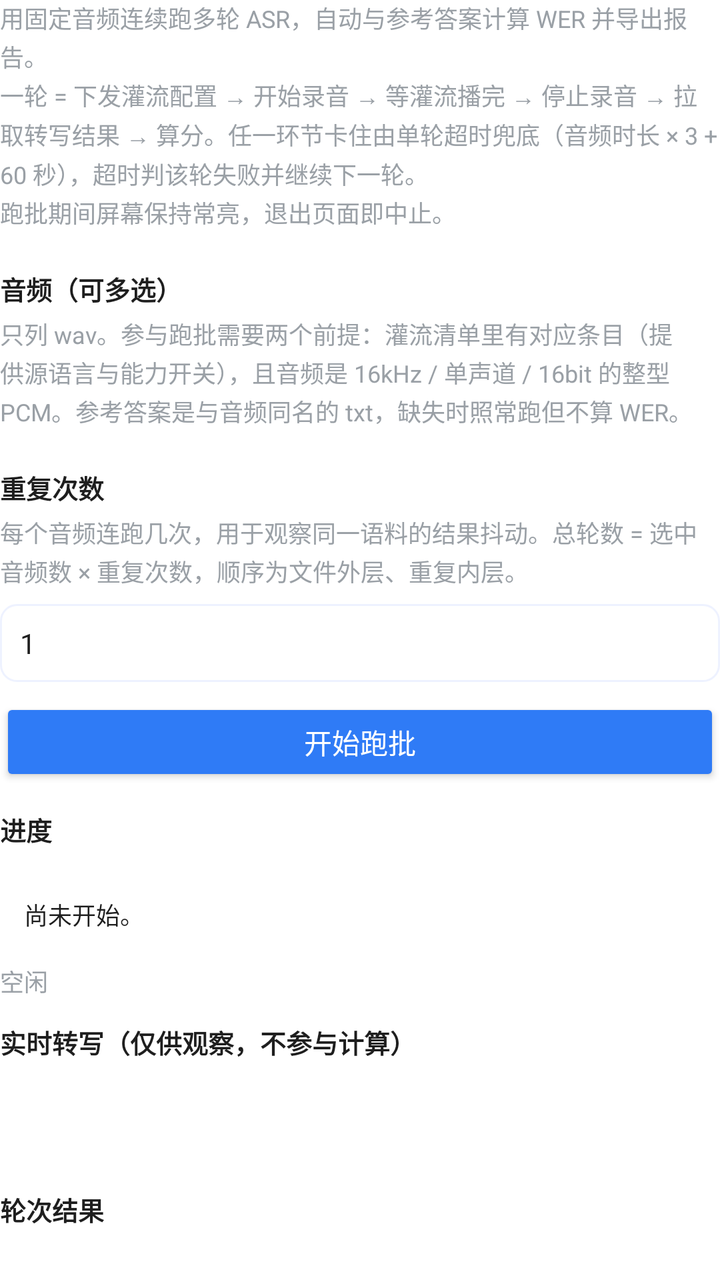
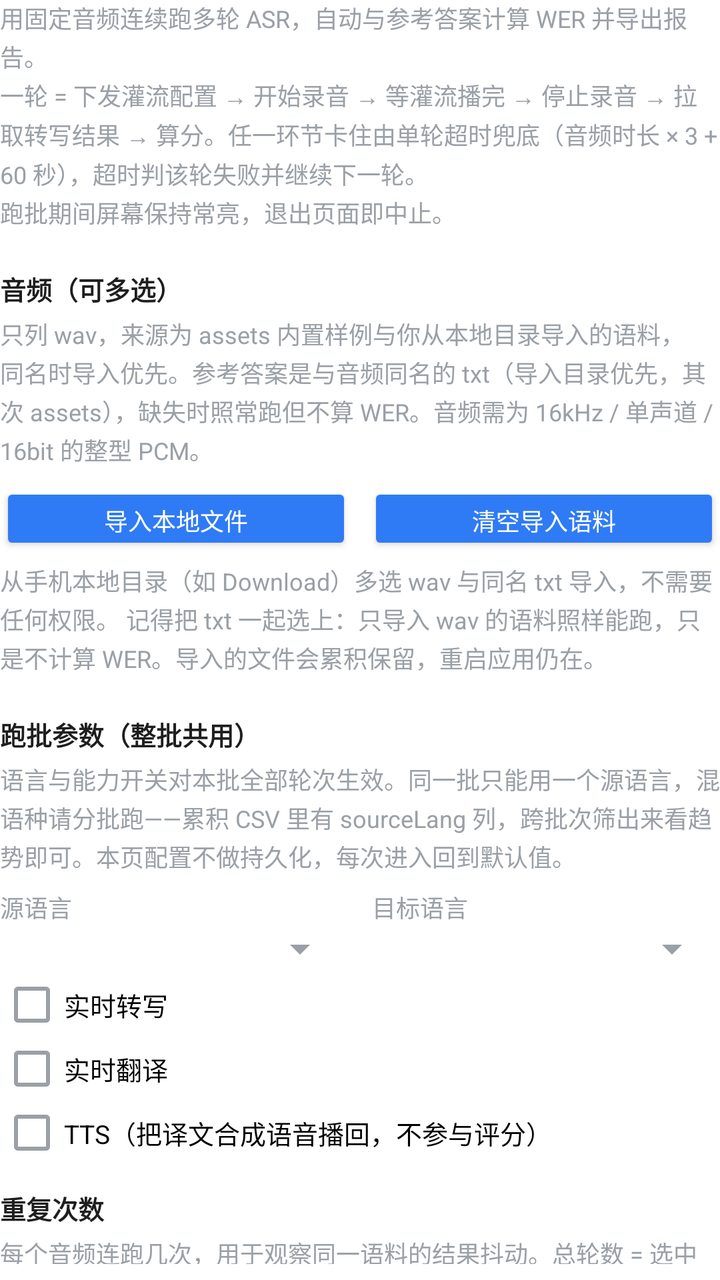

An Android layout rendered at two revisions. The XML below is the earlier revision; the diff shows what the commit changed to produce the second picture.
<!-- AndroidManifest.xml: another module's application theme Base_BizBundle_Theme -->
<!-- res/layout/activity_native_inject_batch.xml -->
<?xml version="1.0" encoding="utf-8"?>
<LinearLayout xmlns:android="http://schemas.android.com/apk/res/android"
    android:layout_width="match_parent"
    android:layout_height="wrap_content"
    android:orientation="vertical">

    <TextView
        style="@style/NativeSectionHint"
        android:text="@string/native_batch_hint" />

    
    <TextView
        style="@style/NativeFieldLabel"
        android:text="@string/native_batch_file_section" />

    <TextView
        style="@style/NativeSectionHint"
        android:text="@string/native_batch_file_hint" />

    <LinearLayout
        android:id="@+id/ll_batch_files"
        android:layout_width="match_parent"
        android:layout_height="wrap_content"
        android:orientation="vertical" />

    
    <TextView
        style="@style/NativeFieldLabel"
        android:text="@string/native_batch_repeat_section" />

    <TextView
        style="@style/NativeSectionHint"
        android:text="@string/native_batch_repeat_hint" />

    <EditText
        android:id="@+id/et_batch_repeat"
        android:layout_width="match_parent"
        android:layout_height="wrap_content"
        android:background="@drawable/bg_native_dialog_input"
        android:inputType="number"
        android:maxLength="2"
        android:padding="10dp"
        android:text="1"
        android:textSize="14sp"
        android:importantForAutofill="no" />

    <Button
        android:id="@+id/btn_batch_start"
        style="@style/NativeActionButton"
        android:text="@string/native_batch_btn_start" />

    <Button
        android:id="@+id/btn_batch_abort"
        style="@style/NativeActionButtonDanger"
        android:text="@string/native_batch_btn_abort"
        android:visibility="gone" />

    
    <TextView
        style="@style/NativeFieldLabel"
        android:text="@string/native_batch_progress_section" />

    <TextView
        android:id="@+id/tv_batch_progress"
        style="@style/NativeInfoBlock"
        android:text="@string/native_batch_progress_idle" />

    <TextView
        android:id="@+id/tv_batch_stage"
        android:layout_width="match_parent"
        android:layout_height="wrap_content"
        android:layout_marginTop="4dp"
        android:text="@string/native_batch_stage_idle"
        android:textColor="@color/ai_voice_text_secondary"
        android:textSize="12sp" />

    
    <TextView
        style="@style/NativeFieldLabel"
        android:text="@string/native_batch_realtime_section" />

    
    <TextView
        android:id="@+id/tv_batch_realtime"
        style="@style/NativeInfoBlock"
        android:maxLines="8"
        android:scrollbars="vertical"
        android:textIsSelectable="false" />

    
    <TextView
        style="@style/NativeFieldLabel"
        android:text="@string/native_batch_result_section" />

    <LinearLayout
        android:id="@+id/ll_batch_results"
        android:layout_width="match_parent"
        android:layout_height="wrap_content"
        android:background="@color/ai_voice_action_bg"
        android:orientation="vertical"
        android:padding="12dp" />

    <Button
        android:id="@+id/btn_batch_share"
        style="@style/NativeActionButton"
        android:text="@string/native_batch_btn_share"
        android:visibility="gone" />
</LinearLayout>
<!-- resources referenced by this layout -->
<resources>
  <color name="ai_voice_action_bg">#FFFFFF</color>
  <color name="ai_voice_text_secondary">#9AA0A6</color>
  <string name="native_batch_btn_abort">中止</string>
  <string name="native_batch_btn_share">分享报告</string>
  <string name="native_batch_btn_start">开始跑批</string>
  <string name="native_batch_file_hint">只列 wav。参与跑批需要两个前提：灌流清单里有对应条目（提供源语言与能力开关），且音频是 16kHz / 单声道 / 16bit 的整型 PCM。参考答案是与音频同名的 txt，缺失时照常跑但不算 WER。</string>
  <string name="native_batch_file_section">音频（可多选）</string>
  <string name="native_batch_hint">用固定音频连续跑多轮 ASR，自动与参考答案计算 WER 并导出报告。\n一轮 = 下发灌流配置 → 开始录音 → 等灌流播完 → 停止录音 → 拉取转写结果 → 算分。任一环节卡住由单轮超时兜底（音频时长 × 3 + 60 秒），超时判该轮失败并继续下一轮。\n跑批期间屏幕保持常亮，退出页面即中止。</string>
  <string name="native_batch_progress_idle">尚未开始。</string>
  <string name="native_batch_progress_section">进度</string>
  <string name="native_batch_realtime_section">实时转写（仅供观察，不参与计算）</string>
  <string name="native_batch_repeat_hint">每个音频连跑几次，用于观察同一语料的结果抖动。总轮数 = 选中音频数 × 重复次数，顺序为文件外层、重复内层。</string>
  <string name="native_batch_repeat_section">重复次数</string>
  <string name="native_batch_result_section">轮次结果</string>
  <string name="native_batch_stage_idle">空闲</string>
  <color name="ai_voice_tag_bg">#EEF2FF</color>
  <color name="ai_voice_text_primary">#1E1E1E</color>
  <color name="status_font_color">@color/thing_theme_color_b2_n5</color>
  <color name="status_bg_color">@color/thing_theme_color_b2</color>
  <color name="navbar_font_color">@color/thing_theme_color_b2_n5</color>
  <color name="navbar_bg_color">#303030</color>
  <color name="app_bg_color">@color/thing_theme_color_b1</color>
  <color name="list_primary_color">@color/thing_theme_color_b6_n1</color>
  <color name="list_sub_color">@color/thing_theme_color_b6_n2</color>
  <color name="list_secondary_color">@color/thing_theme_color_b6_2_n1</color>
  <color name="list_line_color">@color/thing_theme_color_b6_n7</color>
  <color name="list_bg_color">@color/thing_theme_color_b6</color>
  <color name="primary_button_font_color">@color/thing_theme_color_m1_n1</color>
  <color name="primary_button_bg_color">@color/thing_theme_color_m1</color>
  <color name="secondary_button_font_color">@color/thing_theme_color_m1</color>
  <color name="secondary_button_bg_color">#FFFFFF</color>
  <color name="notice_font_color">#FF5A28</color>
  <color name="notice_bg_color">#FFF8D8</color>
  <string name="app_name">share</string>
  <color name="colorPrimary">#6200EE</color>
  <color name="colorPrimaryDark">#3700B3</color>
  <color name="colorAccent">#03DAC5</color>
  <color name="white">#FFFFFFFF</color>
  <color name="primary_button_select_color">@color/thing_theme_color_m1_2</color>
  <!-- unchanged entries left out for length: 9 -->
</resources>

<!-- the commit's change to res/layout/activity_native_inject_batch.xml (unified diff, before → after) -->
@@ -22,6 +22,107 @@
         android:layout_width="match_parent"
         android:layout_height="wrap_content"
         android:orientation="vertical" />
+
+    <LinearLayout
+        android:layout_width="match_parent"
+        android:layout_height="wrap_content"
+        android:orientation="horizontal">
+
+        <Button
+            android:id="@+id/btn_batch_import_files"
+            style="@style/NativeInlineButton"
+            android:layout_width="0dp"
+            android:layout_weight="1"
+            android:text="@string/native_batch_btn_import_files" />
+
+        <Button
+            android:id="@+id/btn_batch_clear_import"
+            style="@style/NativeInlineButton"
+            android:layout_width="0dp"
+            android:layout_marginStart="8dp"
+            android:layout_weight="1"
+            android:text="@string/native_batch_btn_clear_import" />
+    </LinearLayout>
+
+    <TextView
+        style="@style/NativeSectionHint"
+        android:layout_marginTop="4dp"
+        android:text="@string/native_batch_import_hint" />
+
+    
+    <TextView
+        style="@style/NativeFieldLabel"
+        android:text="@string/native_batch_config_section" />
+
+    <TextView
+        style="@style/NativeSectionHint"
+        android:text="@string/native_batch_config_hint" />
+
+    <LinearLayout
+        android:layout_width="match_parent"
+        android:layout_height="wrap_content"
+        android:orientation="horizontal">
+
+        <LinearLayout
+            android:layout_width="0dp"
+            android:layout_height="wrap_content"
+            android:layout_weight="1"
+            android:orientation="vertical">
+
+            <TextView
+                android:layout_width="wrap_content"
+                android:layout_height="wrap_content"
+                android:text="@string/native_source_lang"
+                android:textColor="@color/ai_voice_text_secondary"
+                android:textSize="12sp" />
+
+            <Spinner
+                android:id="@+id/sp_batch_source_lang"
+                android:layout_width="match_parent"
+                android:layout_height="wrap_content" />
+        </LinearLayout>
+
+        <LinearLayout
+            android:layout_width="0dp"
+            android:layout_height="wrap_content"
+            android:layout_marginStart="12dp"
+            android:layout_weight="1"
+            android:orientation="vertical">
+
+            <TextView
+                android:layout_width="wrap_content"
+                android:layout_height="wrap_content"
+                android:text="@string/native_target_lang"
+                android:textColor="@color/ai_voice_text_secondary"
+                android:textSize="12sp" />
+
+            <Spinner
+                android:id="@+id/sp_batch_target_lang"
+                android:layout_width="match_parent"
+                android:layout_height="wrap_content" />
+        </LinearLayout>
+    </LinearLayout>
+
+    <CheckBox
+        android:id="@+id/cb_batch_asr"
+        android:layout_width="match_parent"
+        android:layout_height="wrap_content"
+        android:text="@string/native_batch_cfg_asr"
+        android:textSize="13sp" />
+
+    <CheckBox
+        android:id="@+id/cb_batch_translate"
+        android:layout_width="match_parent"
+        android:layout_height="wrap_content"
+        android:text="@string/native_batch_cfg_translate"
+        android:textSize="13sp" />
+
+    <CheckBox
+        android:id="@+id/cb_batch_tts"
+        android:layout_width="match_parent"
+        android:layout_height="wrap_content"
+        android:text="@string/native_batch_cfg_tts"
+        android:textSize="13sp" />
 
     
     <TextView
<!-- resource entries referenced after the edit -->
@@ -3,11 +3,20 @@
   <color name="ai_voice_action_bg">#FFFFFF</color>
   <color name="ai_voice_text_secondary">#9AA0A6</color>
   <string name="native_batch_btn_abort">中止</string>
+  <string name="native_batch_btn_clear_import">清空导入语料</string>
+  <string name="native_batch_btn_import_files">导入本地文件</string>
   <string name="native_batch_btn_share">分享报告</string>
   <string name="native_batch_btn_start">开始跑批</string>
-  <string name="native_batch_file_hint">只列 wav。参与跑批需要两个前提：灌流清单里有对应条目（提供源语言与能力开关），且音频是 16kHz / 单声道 / 16bit 的整型 PCM。参考答案是与音频同名的 txt，缺失时照常跑但不算 WER。</string>
+  <string name="native_batch_cfg_asr">实时转写</string>
+  <string name="native_batch_cfg_translate">实时翻译</string>
+  <string name="native_batch_cfg_tts">TTS（把译文合成语音播回，不参与评分）</string>
+  <string name="native_batch_config_hint">语言与能力开关对本批全部轮次生效。同一批只能用一个源语言，混语种请分批跑——累积 CSV 里有 sourceLang 列，跨批次筛出来看趋势即可。本页配置不做持久化，每次进入回到默认值。</string>
+  <string name="native_batch_config_section">跑批参数（整批共用）</string>
+  <string name="native_batch_file_hint">只列 wav，来源为 assets 内置样例与你从本地目录导入的语料，同名时导入优先。参考答案是与音频同名的 txt（导入目录优先，其次 assets），缺失时照常跑但不算 WER。音频需为 16kHz / 单声道 / 16bit 的整型 PCM。</string>
   <string name="native_batch_file_section">音频（可多选）</string>
   <string name="native_batch_hint">用固定音频连续跑多轮 ASR，自动与参考答案计算 WER 并导出报告。\n一轮 = 下发灌流配置 → 开始录音 → 等灌流播完 → 停止录音 → 拉取转写结果 → 算分。任一环节卡住由单轮超时兜底（音频时长 × 3 + 60 秒），超时判该轮失败并继续下一轮。\n跑批期间屏幕保持常亮，退出页面即中止。</string>
+  <string name="native_batch_import_hint">从手机本地目录（如 Download）多选 wav 与同名 txt 导入，不需要任何权限。
+  记得把 txt 一起选上：只导入 wav 的语料照样能跑，只是不计算 WER。导入的文件会累积保留，重启应用仍在。</string>
   <string name="native_batch_progress_idle">尚未开始。</string>
   <string name="native_batch_progress_section">进度</string>
   <string name="native_batch_realtime_section">实时转写（仅供观察，不参与计算）</string>
@@ -15,6 +24,19 @@
   <string name="native_batch_repeat_section">重复次数</string>
   <string name="native_batch_result_section">轮次结果</string>
   <string name="native_batch_stage_idle">空闲</string>
+  <string name="native_source_lang">源语言</string>
+  <string name="native_target_lang">目标语言</string>
+  <style name="NativeInlineButton">
+          <item name="android:layout_height">36dp</item>
+          <item name="android:minWidth">0dp</item>
+          <item name="android:minHeight">0dp</item>
+          <item name="android:paddingStart">10dp</item>
+          <item name="android:paddingEnd">10dp</item>
+          <item name="android:textAllCaps">false</item>
+          <item name="android:textSize">12sp</item>
+          <item name="android:backgroundTint">@color/native_button_bg</item>
+          <item name="android:textColor">@color/native_button_text</item>
+      </style>
   <color name="ai_voice_tag_bg">#EEF2FF</color>
   <color name="ai_voice_text_primary">#1E1E1E</color>
   <color name="status_font_color">@color/thing_theme_color_b2_n5</color>
